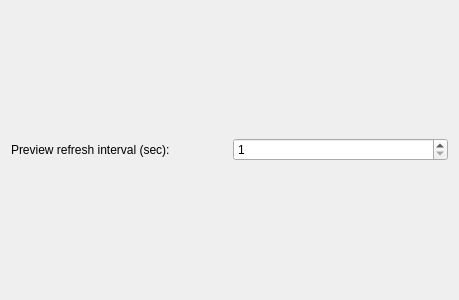
KDE/cirkuit, file src/cirkuit_general_settings.ui: the form before one commit.
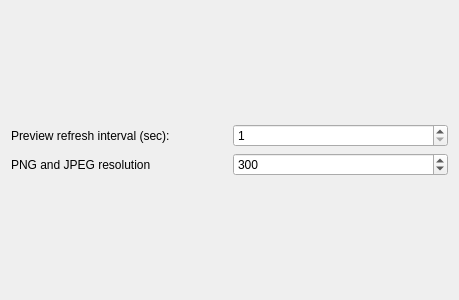
The form after the commit.

Commit message: Added an option to set the resolution of the exported PNGs and JPEGs

What changed in the file:
```diff
--- a/src/cirkuit_general_settings.ui
+++ b/src/cirkuit_general_settings.ui
@@ -15,15 +15,15 @@
   </property>
   <layout class="QVBoxLayout" name="verticalLayout">
    <item>
-    <layout class="QHBoxLayout" name="horizontalLayout">
-     <item>
+    <layout class="QGridLayout" name="gridLayout">
+     <item row="0" column="0">
       <widget class="QLabel" name="label">
        <property name="text">
         <string>Preview refresh interval (sec):</string>
        </property>
       </widget>
      </item>
-     <item>
+     <item row="0" column="1">
       <widget class="QSpinBox" name="kcfg_RefreshInterval">
        <property name="minimum">
         <number>1</number>
@@ -39,6 +39,29 @@
        </property>
       </widget>
      </item>
+     <item row="1" column="0">
+      <widget class="QLabel" name="label_2">
+       <property name="text">
+        <string>PNG and JPEG resolution</string>
+       </property>
+      </widget>
+     </item>
+     <item row="1" column="1">
+      <widget class="QSpinBox" name="kcfg_ResolutionPpm">
+       <property name="minimum">
+        <number>10</number>
+       </property>
+       <property name="maximum">
+        <number>9990</number>
+       </property>
+       <property name="singleStep">
+        <number>100</number>
+       </property>
+       <property name="value">
+        <number>300</number>
+       </property>
+      </widget>
+     </item>
     </layout>
    </item>
   </layout>
```
The commit also changes 2 other files.
